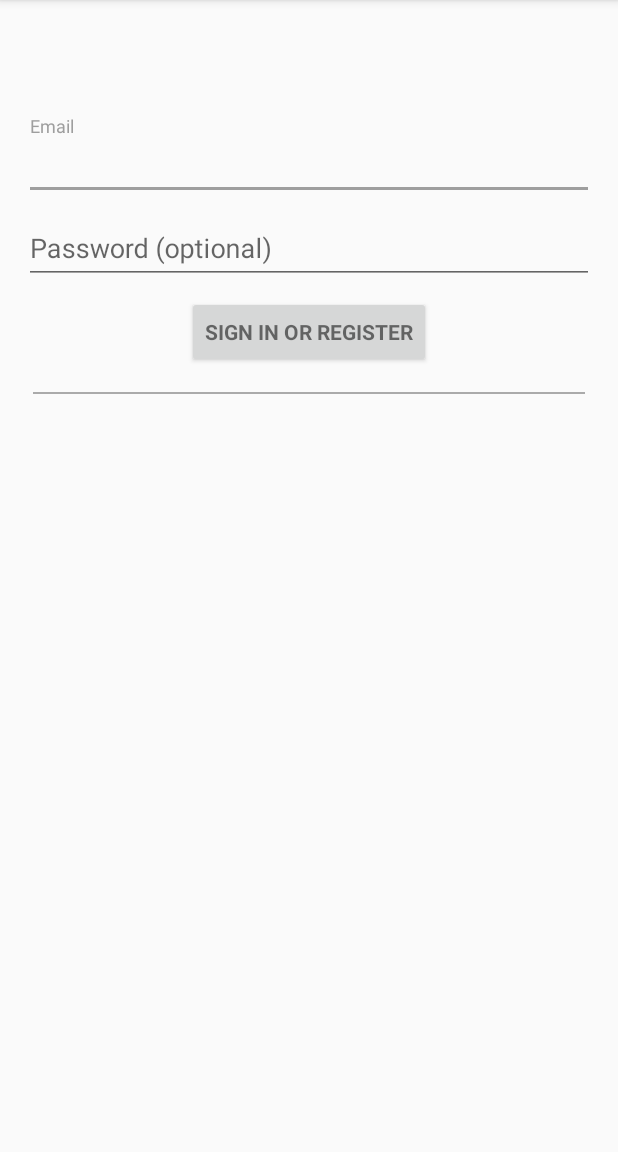
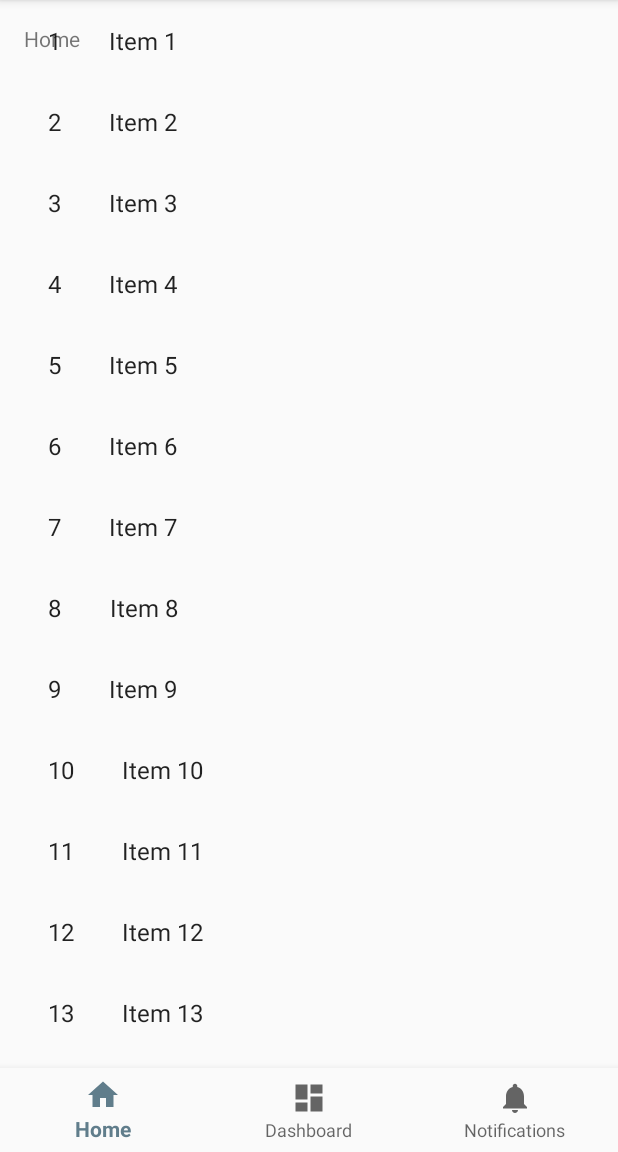
Before and after one commit to NicklasJ25/FriendZone, an Android app: the screen it shows after launch (LoginActivity before the commit, MainActivity after it), on a phone screen of 412 x 824 dp, the part 84-1236 px from its top. Run offline under Robolectric (Android 15) with nearby library versions, the phone set to English and light mode, and no system bars.

Commit message:
Tilføjelse af MainActivity og NewsFeedFragment

```diff
--- a/FriendZone/app/build.gradle
+++ b/FriendZone/app/build.gradle
@@ -10,6 +10,7 @@ android {
         versionCode 1
         versionName "1.0"
         testInstrumentationRunner "android.support.test.runner.AndroidJUnitRunner"
+        vectorDrawables.useSupportLibrary = true
     }
     buildTypes {
         release {
@@ -26,8 +27,11 @@ dependencies {
     })
     compile 'com.android.support:appcompat-v7:25.3.1'
     compile 'com.android.support:design:25.3.1'
-    testCompile 'junit:junit:4.12'
     compile 'com.android.support.constraint:constraint-layout:1.0.2'
     compile 'com.google.firebase:firebase-core:11.0.4'
+    compile 'com.android.support:support-vector-drawable:25.3.1'
+    compile 'com.android.support:support-v4:25.3.1'
+    compile 'com.android.support:recyclerview-v7:25.3.1'
+    testCompile 'junit:junit:4.12'
 }
 apply plugin: 'com.google.gms.google-services'
--- a/FriendZone/app/src/main/AndroidManifest.xml
+++ b/FriendZone/app/src/main/AndroidManifest.xml
@@ -15,11 +15,13 @@
         android:supportsRtl="true"
         android:theme="@style/AppTheme">
         <activity
-            android:name=".LoginActivity"
+            android:name=".LoginActivity">
+        </activity>
+        <activity
+            android:name=".MainActivity"
             android:label="@string/app_name">
             <intent-filter>
                 <action android:name="android.intent.action.MAIN"/>
-
                 <category android:name="android.intent.category.LAUNCHER"/>
             </intent-filter>
         </activity>
--- /dev/null
+++ b/FriendZone/app/src/main/java/nist/friendzone/MainActivity.java
@@ -0,0 +1,54 @@
+package nist.friendzone;
+
+import android.os.Bundle;
+import android.support.annotation.NonNull;
+import android.support.design.widget.BottomNavigationView;
+import android.support.v7.app.AppCompatActivity;
+import android.view.MenuItem;
+
+import nist.friendzone.dummy.DummyContent;
+
+public class MainActivity extends AppCompatActivity implements NewsFeedFragment.OnListFragmentInteractionListener
+{
+    private BottomNavigationView.OnNavigationItemSelectedListener mOnNavigationItemSelectedListener
+            = new BottomNavigationView.OnNavigationItemSelectedListener()
+    {
+
+        @Override
+        public boolean onNavigationItemSelected(@NonNull MenuItem item)
+        {
+            switch (item.getItemId())
+            {
+                case R.id.navigation_home:
+
+                    return true;
+                case R.id.navigation_dashboard:
+
+                    return true;
+                case R.id.navigation_notifications:
+                    return true;
+            }
+            return false;
+        }
+
+    };
+
+    @Override
+    protected void onCreate(Bundle savedInstanceState)
+    {
+        super.onCreate(savedInstanceState);
+        setContentView(R.layout.activity_main);
+
+        getSupportFragmentManager().beginTransaction()
+                .replace(R.id.content, new NewsFeedFragment())
+                .commit();
+        BottomNavigationView navigation = (BottomNavigationView) findViewById(R.id.navigation);
+        navigation.setOnNavigationItemSelectedListener(mOnNavigationItemSelectedListener);
+    }
+
+    @Override
+    public void onListFragmentInteraction(DummyContent.DummyItem item)
+    {
+
+    }
+}
--- /dev/null
+++ b/FriendZone/app/src/main/java/nist/friendzone/MyNewsRecyclerViewAdapter.java
@@ -0,0 +1,88 @@
+package nist.friendzone;
+
+import android.support.v7.widget.RecyclerView;
+import android.view.LayoutInflater;
+import android.view.View;
+import android.view.ViewGroup;
+import android.widget.TextView;
+
+import nist.friendzone.NewsFeedFragment.OnListFragmentInteractionListener;
+import nist.friendzone.dummy.DummyContent.DummyItem;
+
+import java.util.List;
+
+/**
+ * {@link RecyclerView.Adapter} that can display a {@link DummyItem} and makes a call to the
+ * specified {@link OnListFragmentInteractionListener}.
+ * TODO: Replace the implementation with code for your data type.
+ */
+public class MyNewsRecyclerViewAdapter extends RecyclerView.Adapter<MyNewsRecyclerViewAdapter.ViewHolder>
+{
+
+    private final List<DummyItem> mValues;
+    private final OnListFragmentInteractionListener mListener;
+
+    public MyNewsRecyclerViewAdapter(List<DummyItem> items, OnListFragmentInteractionListener listener)
+    {
+        mValues = items;
+        mListener = listener;
+    }
+
+    @Override
+    public ViewHolder onCreateViewHolder(ViewGroup parent, int viewType)
+    {
+        View view = LayoutInflater.from(parent.getContext())
+                .inflate(R.layout.fragment_news, parent, false);
+        return new ViewHolder(view);
+    }
+
+    @Override
+    public void onBindViewHolder(final ViewHolder holder, int position)
+    {
+        holder.mItem = mValues.get(position);
+        holder.mIdView.setText(mValues.get(position).id);
+        holder.mContentView.setText(mValues.get(position).content);
+
+        holder.mView.setOnClickListener(new View.OnClickListener()
+        {
+            @Override
+            public void onClick(View v)
+            {
+                if (null != mListener)
+                {
+                    // Notify the active callbacks interface (the activity, if the
+                    // fragment is attached to one) that an item has been selected.
+                    mListener.onListFragmentInteraction(holder.mItem);
+                }
+            }
+        });
+    }
+
+    @Override
+    public int getItemCount()
+    {
+        return mValues.size();
+    }
+
+    public class ViewHolder extends RecyclerView.ViewHolder
+    {
+        public final View mView;
+        public final TextView mIdView;
+        public final TextView mContentView;
+        public DummyItem mItem;
+
+        public ViewHolder(View view)
+        {
+            super(view);
+            mView = view;
+            mIdView = (TextView) view.findViewById(R.id.id);
+            mContentView = (TextView) view.findViewById(R.id.content);
+        }
+
+        @Override
+        public String toString()
+        {
+            return super.toString() + " '" + mContentView.getText() + "'";
+        }
+    }
+}
--- /dev/null
+++ b/FriendZone/app/src/main/java/nist/friendzone/NewsFeedFragment.java
@@ -0,0 +1,121 @@
+package nist.friendzone;
+
+import android.content.Context;
+import android.os.Bundle;
+import android.support.v4.app.Fragment;
+import android.support.v7.widget.GridLayoutManager;
+import android.support.v7.widget.LinearLayoutManager;
+import android.support.v7.widget.RecyclerView;
+import android.view.LayoutInflater;
+import android.view.View;
+import android.view.ViewGroup;
+
+import nist.friendzone.dummy.DummyContent;
+import nist.friendzone.dummy.DummyContent.DummyItem;
+
+/**
+ * A fragment representing a list of Items.
+ * <p/>
+ * Activities containing this fragment MUST implement the {@link OnListFragmentInteractionListener}
+ * interface.
+ */
+public class NewsFeedFragment extends Fragment
+{
+
+    // TODO: Customize parameter argument names
+    private static final String ARG_COLUMN_COUNT = "column-count";
+    // TODO: Customize parameters
+    private int mColumnCount = 1;
+    private OnListFragmentInteractionListener mListener;
+
+    /**
+     * Mandatory empty constructor for the fragment manager to instantiate the
+     * fragment (e.g. upon screen orientation changes).
+     */
+    public NewsFeedFragment()
+    {
+    }
+
+    // TODO: Customize parameter initialization
+    @SuppressWarnings("unused")
+    public static NewsFeedFragment newInstance(int columnCount)
+    {
+        NewsFeedFragment fragment = new NewsFeedFragment();
+        Bundle args = new Bundle();
+        args.putInt(ARG_COLUMN_COUNT, columnCount);
+        fragment.setArguments(args);
+        return fragment;
+    }
+
+    @Override
+    public void onCreate(Bundle savedInstanceState)
+    {
+        super.onCreate(savedInstanceState);
+
+        if (getArguments() != null)
+        {
+            mColumnCount = getArguments().getInt(ARG_COLUMN_COUNT);
+        }
+    }
+
+    @Override
+    public View onCreateView(LayoutInflater inflater, ViewGroup container,
+                             Bundle savedInstanceState)
+    {
+        View view = inflater.inflate(R.layout.fragment_news_list, container, false);
+
+        // Set the adapter
+        if (view instanceof RecyclerView)
+        {
+            Context context = view.getContext();
+            RecyclerView recyclerView = (RecyclerView) view;
+            if (mColumnCount <= 1)
+            {
+                recyclerView.setLayoutManager(new LinearLayoutManager(context));
+            } else
+            {
+                recyclerView.setLayoutManager(new GridLayoutManager(context, mColumnCount));
+            }
+            recyclerView.setAdapter(new MyNewsRecyclerViewAdapter(DummyContent.ITEMS, mListener));
+        }
+        return view;
+    }
+
+
+    @Override
+    public void onAttach(Context context)
+    {
+        super.onAttach(context);
+        if (context instanceof OnListFragmentInteractionListener)
+        {
+            mListener = (OnListFragmentInteractionListener) context;
+        } else
+        {
+            throw new RuntimeException(context.toString()
+                    + " must implement OnListFragmentInteractionListener");
+        }
+    }
+
+    @Override
+    public void onDetach()
+    {
+        super.onDetach();
+        mListener = null;
+    }
+
+    /**
+     * This interface must be implemented by activities that contain this
+     * fragment to allow an interaction in this fragment to be communicated
+     * to the activity and potentially other fragments contained in that
+     * activity.
+     * <p/>
+     * See the Android Training lesson <a href=
+     * "http://developer.android.com/training/basics/fragments/communicating.html"
+     * >Communicating with Other Fragments</a> for more information.
+     */
+    public interface OnListFragmentInteractionListener
+    {
+        // TODO: Update argument type and name
+        void onListFragmentInteraction(DummyItem item);
+    }
+}
--- /dev/null
+++ b/FriendZone/app/src/main/java/nist/friendzone/dummy/DummyContent.java
@@ -0,0 +1,82 @@
+package nist.friendzone.dummy;
+
+import java.util.ArrayList;
+import java.util.HashMap;
+import java.util.List;
+import java.util.Map;
+
+/**
+ * Helper class for providing sample content for user interfaces created by
+ * Android template wizards.
+ * <p>
+ * TODO: Replace all uses of this class before publishing your app.
+ */
+public class DummyContent
+{
+
+    /**
+     * An array of sample (dummy) items.
+     */
+    public static final List<DummyItem> ITEMS = new ArrayList<DummyItem>();
+
+    /**
+     * A map of sample (dummy) items, by ID.
+     */
+    public static final Map<String, DummyItem> ITEM_MAP = new HashMap<String, DummyItem>();
+
+    private static final int COUNT = 25;
+
+    static
+    {
+        // Add some sample items.
+        for (int i = 1; i <= COUNT; i++)
+        {
+            addItem(createDummyItem(i));
+        }
+    }
+
+    private static void addItem(DummyItem item)
+    {
+        ITEMS.add(item);
+        ITEM_MAP.put(item.id, item);
+    }
+
+    private static DummyItem createDummyItem(int position)
+    {
+        return new DummyItem(String.valueOf(position), "Item " + position, makeDetails(position));
+    }
+
+    private static String makeDetails(int position)
+    {
+        StringBuilder builder = new StringBuilder();
+        builder.append("Details about Item: ").append(position);
+        for (int i = 0; i < position; i++)
+        {
+            builder.append("\nMore details information here.");
+        }
+        return builder.toString();
+    }
+
+    /**
+     * A dummy item representing a piece of content.
+     */
+    public static class DummyItem
+    {
+        public final String id;
+        public final String content;
+        public final String details;
+
+        public DummyItem(String id, String content, String details)
+        {
+            this.id = id;
+            this.content = content;
+            this.details = details;
+        }
+
+        @Override
+        public String toString()
+        {
+            return content;
+        }
+    }
+}
--- /dev/null
+++ b/FriendZone/app/src/main/res/drawable/ic_dashboard_black_24dp.xml
@@ -0,0 +1,9 @@
+<vector xmlns:android="http://schemas.android.com/apk/res/android"
+        android:width="24dp"
+        android:height="24dp"
+        android:viewportHeight="24.0"
+        android:viewportWidth="24.0">
+    <path
+        android:fillColor="#FF000000"
+        android:pathData="M3,13h8L11,3L3,3v10zM3,21h8v-6L3,15v6zM13,21h8L21,11h-8v10zM13,3v6h8L21,3h-8z"/>
+</vector>
--- /dev/null
+++ b/FriendZone/app/src/main/res/drawable/ic_home_black_24dp.xml
@@ -0,0 +1,9 @@
+<vector xmlns:android="http://schemas.android.com/apk/res/android"
+        android:width="24dp"
+        android:height="24dp"
+        android:viewportHeight="24.0"
+        android:viewportWidth="24.0">
+    <path
+        android:fillColor="#FF000000"
+        android:pathData="M10,20v-6h4v6h5v-8h3L12,3 2,12h3v8z"/>
+</vector>
--- /dev/null
+++ b/FriendZone/app/src/main/res/drawable/ic_notifications_black_24dp.xml
@@ -0,0 +1,9 @@
+<vector xmlns:android="http://schemas.android.com/apk/res/android"
+        android:width="24dp"
+        android:height="24dp"
+        android:viewportHeight="24.0"
+        android:viewportWidth="24.0">
+    <path
+        android:fillColor="#FF000000"
+        android:pathData="M12,22c1.1,0 2,-0.9 2,-2h-4c0,1.1 0.89,2 2,2zM18,16v-5c0,-3.07 -1.64,-5.64 -4.5,-6.32L13.5,4c0,-0.83 -0.67,-1.5 -1.5,-1.5s-1.5,0.67 -1.5,1.5v0.68C7.63,5.36 6,7.92 6,11v5l-2,2v1h16v-1l-2,-2z"/>
+</vector>
--- /dev/null
+++ b/FriendZone/app/src/main/res/layout/activity_main.xml
@@ -0,0 +1,38 @@
+<?xml version="1.0" encoding="utf-8"?>
+<LinearLayout
+    xmlns:android="http://schemas.android.com/apk/res/android"
+    xmlns:app="http://schemas.android.com/apk/res-auto"
+    xmlns:tools="http://schemas.android.com/tools"
+    android:id="@+id/container"
+    android:layout_width="match_parent"
+    android:layout_height="match_parent"
+    android:orientation="vertical"
+    tools:context="nist.friendzone.MainActivity">
+
+    <FrameLayout
+        android:id="@+id/content"
+        android:layout_width="match_parent"
+        android:layout_height="0dp"
+        android:layout_weight="1">
+
+        <TextView
+            android:id="@+id/message"
+            android:layout_width="match_parent"
+            android:layout_height="wrap_content"
+            android:layout_marginBottom="@dimen/activity_vertical_margin"
+            android:layout_marginLeft="@dimen/activity_horizontal_margin"
+            android:layout_marginRight="@dimen/activity_horizontal_margin"
+            android:layout_marginTop="@dimen/activity_vertical_margin"
+            android:text="@string/title_home"/>
+
+    </FrameLayout>
+
+    <android.support.design.widget.BottomNavigationView
+        android:id="@+id/navigation"
+        android:layout_width="match_parent"
+        android:layout_height="wrap_content"
+        android:layout_gravity="bottom"
+        android:background="?android:attr/windowBackground"
+        app:menu="@menu/navigation"/>
+
+</LinearLayout>
--- /dev/null
+++ b/FriendZone/app/src/main/res/layout/fragment_news.xml
@@ -0,0 +1,20 @@
+<?xml version="1.0" encoding="utf-8"?>
+<LinearLayout xmlns:android="http://schemas.android.com/apk/res/android"
+              android:layout_width="wrap_content"
+              android:layout_height="wrap_content"
+              android:orientation="horizontal">
+
+    <TextView
+        android:id="@+id/id"
+        android:layout_width="wrap_content"
+        android:layout_height="wrap_content"
+        android:layout_margin="@dimen/text_margin"
+        android:textAppearance="?attr/textAppearanceListItem"/>
+
+    <TextView
+        android:id="@+id/content"
+        android:layout_width="wrap_content"
+        android:layout_height="wrap_content"
+        android:layout_margin="@dimen/text_margin"
+        android:textAppearance="?attr/textAppearanceListItem"/>
+</LinearLayout>
--- /dev/null
+++ b/FriendZone/app/src/main/res/layout/fragment_news_list.xml
@@ -0,0 +1,14 @@
+<?xml version="1.0" encoding="utf-8"?>
+<android.support.v7.widget.RecyclerView
+    xmlns:android="http://schemas.android.com/apk/res/android"
+    xmlns:app="http://schemas.android.com/apk/res-auto"
+    xmlns:tools="http://schemas.android.com/tools"
+    android:id="@+id/list"
+    android:name="nist.friendzone.NewsFeedFragment"
+    android:layout_width="match_parent"
+    android:layout_height="match_parent"
+    android:layout_marginLeft="16dp"
+    android:layout_marginRight="16dp"
+    app:layoutManager="LinearLayoutManager"
+    tools:context="nist.friendzone.NewsFeedFragment"
+    tools:listitem="@layout/fragment_news"/>
--- /dev/null
+++ b/FriendZone/app/src/main/res/menu/navigation.xml
@@ -0,0 +1,19 @@
+<?xml version="1.0" encoding="utf-8"?>
+<menu xmlns:android="http://schemas.android.com/apk/res/android">
+
+    <item
+        android:id="@+id/navigation_home"
+        android:icon="@drawable/ic_home_black_24dp"
+        android:title="@string/title_home"/>
+
+    <item
+        android:id="@+id/navigation_dashboard"
+        android:icon="@drawable/ic_dashboard_black_24dp"
+        android:title="@string/title_dashboard"/>
+
+    <item
+        android:id="@+id/navigation_notifications"
+        android:icon="@drawable/ic_notifications_black_24dp"
+        android:title="@string/title_notifications"/>
+
+</menu>
--- /dev/null
+++ b/FriendZone/app/src/main/res/values/dimens.xml
@@ -0,0 +1,6 @@
+<resources>
+    <!-- Default screen margins, per the Android Design guidelines. -->
+    <dimen name="activity_horizontal_margin">16dp</dimen>
+    <dimen name="activity_vertical_margin">16dp</dimen>
+    <dimen name="text_margin">16dp</dimen>
+</resources>
--- a/FriendZone/app/src/main/res/values/strings.xml
+++ b/FriendZone/app/src/main/res/values/strings.xml
@@ -11,4 +11,8 @@
     <string name="errorIncorrecPassword">This password is incorrect</string>
     <string name="errorFieldRequired">This field is required</string>
     <string name="permissionRationale" translatable="false">"Contacts permissions are needed for providing email completions.</string>
+    <string name="title_activity_main">MainActivity</string>
+    <string name="title_home">Home</string>
+    <string name="title_dashboard">Dashboard</string>
+    <string name="title_notifications">Notifications</string>
 </resources>
```
